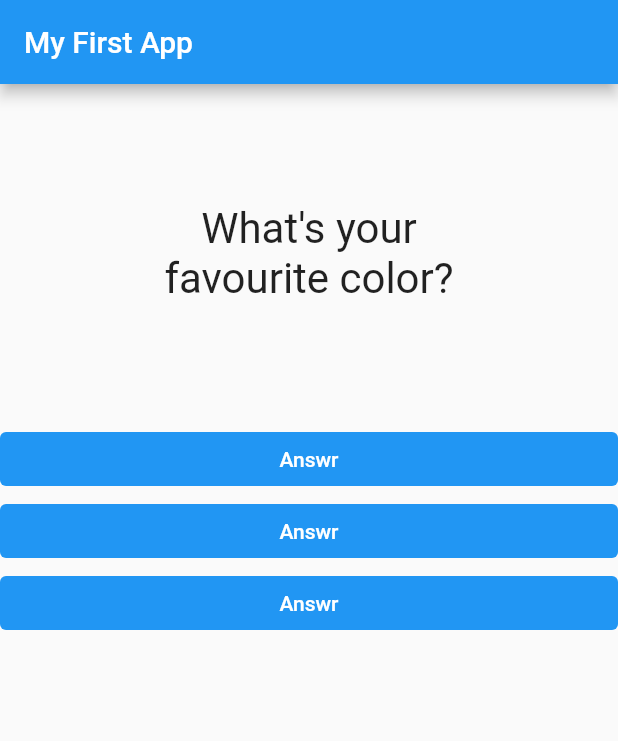
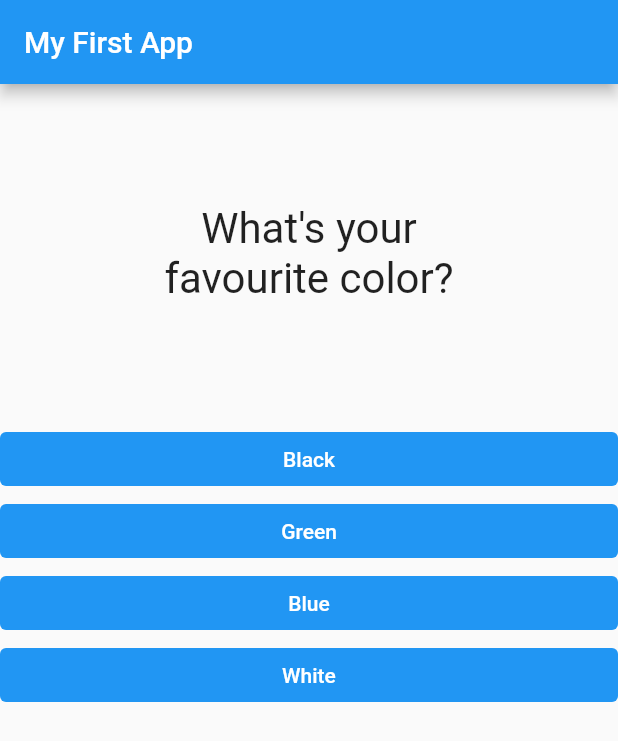
Before and after one commit to delwinbest/flutter_complete_guide, a Flutter app: the screen it shows after launch, on a phone screen of 412 x 824 dp. Shown: the top 741 px of the screen. Run offline on Flutter 3.47's test engine with Material 2 defaults, Android fonts, the phone set to English and light mode, and no system bars; missing offline and left inert: dart:ffi.

Commit message:
added enumeraters to the answer lists.

```diff
--- a/lib/answer.dart
+++ b/lib/answer.dart
@@ -2,14 +2,15 @@ import 'package:flutter/material.dart';
 
 class Answer extends StatelessWidget {
   final VoidCallback selectHandler;
-  const Answer(this.selectHandler);
+  final String answerText;
+  const Answer(this.selectHandler, this.answerText);
 
   @override
   Widget build(BuildContext context) {
     return Container(
       width: double.infinity,
       child: TextButton(
-        child: Text('Answr'),
+        child: Text(answerText),
         onPressed: selectHandler,
         style: ButtonStyle(
           backgroundColor: MaterialStateProperty.all<Color>(Colors.blue),
--- a/lib/main.dart
+++ b/lib/main.dart
@@ -1,3 +1,5 @@
+import 'dart:ffi';
+
 import 'package:flutter/material.dart';
 import 'package:flutter_complete_guide/answer.dart';
 import 'question.dart';
@@ -51,9 +53,9 @@ class _MyAppState extends State<MyApp> {
         ),
         body: Column(children: [
           Question(questions[_questionIndex]['questionText']),
-          Answer(_answerQuestion),
-          Answer(_answerQuestion),
-          Answer(_answerQuestion),
+          ...(questions[_questionIndex]['answers'] as List<String>)
+              .map((answer) => Answer(_answerQuestion, answer))
+              .toList(),
         ]),
       ),
     );
```
